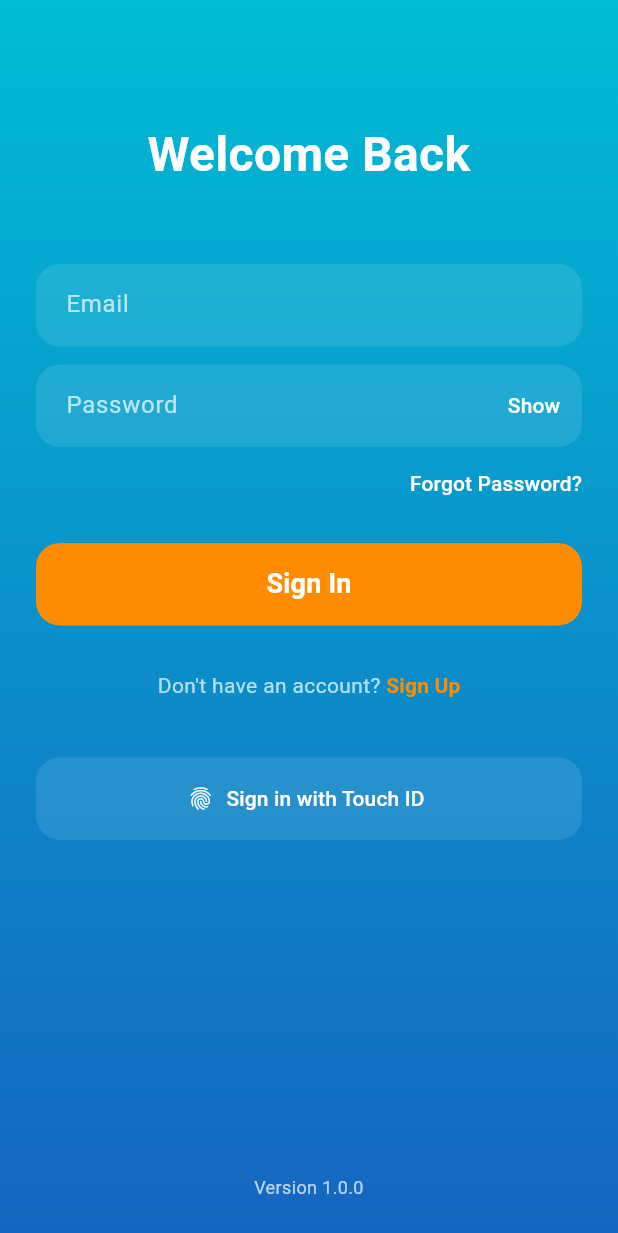
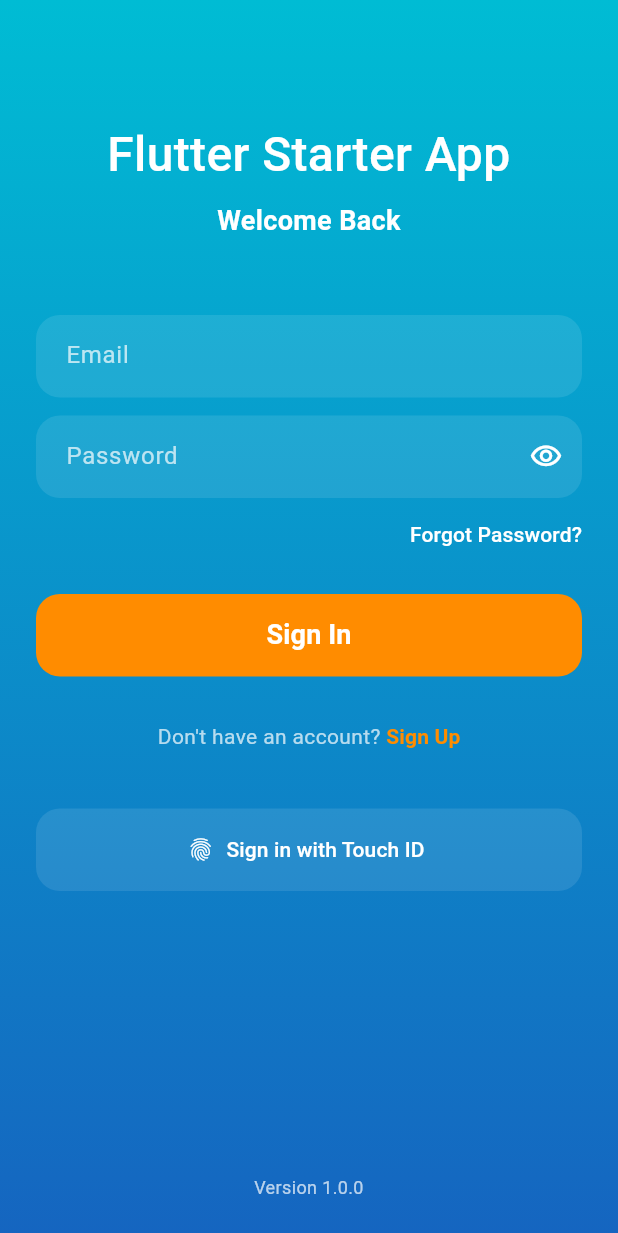
Before and after one commit to patabudlong/flutter_starter_mobile_app, a Flutter app: the screen it shows after launch, on a phone screen of 412 x 824 dp. Shown: the top 1233 px of the screen. Run offline on Flutter 3.47's test engine with Material 3 defaults, Android fonts, the phone set to English and light mode, and no system bars; our stand-ins replace flutter_dotenv.

Commit message:
fix(auth): resolve dotenv initialization error
- Import flutter_dotenv package
- Use dotenv.get with fallback value
- Fix app name retrieval method
- Maintain existing styling

```diff
--- a/lib/features/auth/presentation/screens/login_screen.dart
+++ b/lib/features/auth/presentation/screens/login_screen.dart
@@ -1,4 +1,5 @@
 import 'package:flutter/material.dart';
+import 'package:flutter_dotenv/flutter_dotenv.dart';
 import 'package:flutter_starter_mobile_app/screens/main_screen.dart';
 
 class LoginScreen extends StatefulWidget {
@@ -53,11 +54,21 @@ class _LoginScreenState extends State<LoginScreen> {
                     crossAxisAlignment: CrossAxisAlignment.stretch,
                     children: [
                       const SizedBox(height: 80),
+                      Text(
+                        dotenv.get('APP_NAME', fallback: 'Your App'),
+                        style: const TextStyle(
+                          color: Colors.white,
+                          fontSize: 32,
+                          fontWeight: FontWeight.w500,
+                        ),
+                        textAlign: TextAlign.center,
+                      ),
+                      const SizedBox(height: 8),
                       const Text(
                         'Welcome Back',
                         style: TextStyle(
                           color: Colors.white,
-                          fontSize: 32,
+                          fontSize: 18,
                           fontWeight: FontWeight.w600,
                         ),
                         textAlign: TextAlign.center,
@@ -108,15 +119,15 @@ class _LoginScreenState extends State<LoginScreen> {
                               horizontal: 20,
                               vertical: 16,
                             ),
-                            suffixIcon: TextButton(
+                            suffixIcon: IconButton(
+                              icon: Icon(
+                                _obscurePassword
+                                    ? Icons.visibility_outlined
+                                    : Icons.visibility_off_outlined,
+                                color: Colors.white,
+                                size: 22,
+                              ),
                               onPressed: () => setState(() => _obscurePassword = !_obscurePassword),
-                              child: Text(
-                                _obscurePassword ? 'Show' : 'Hide',
-                                style: const TextStyle(
-                                  color: Colors.white,
-                                  fontSize: 14,
-                                ),
-                              ),
                             ),
                           ),
                         ),
```
